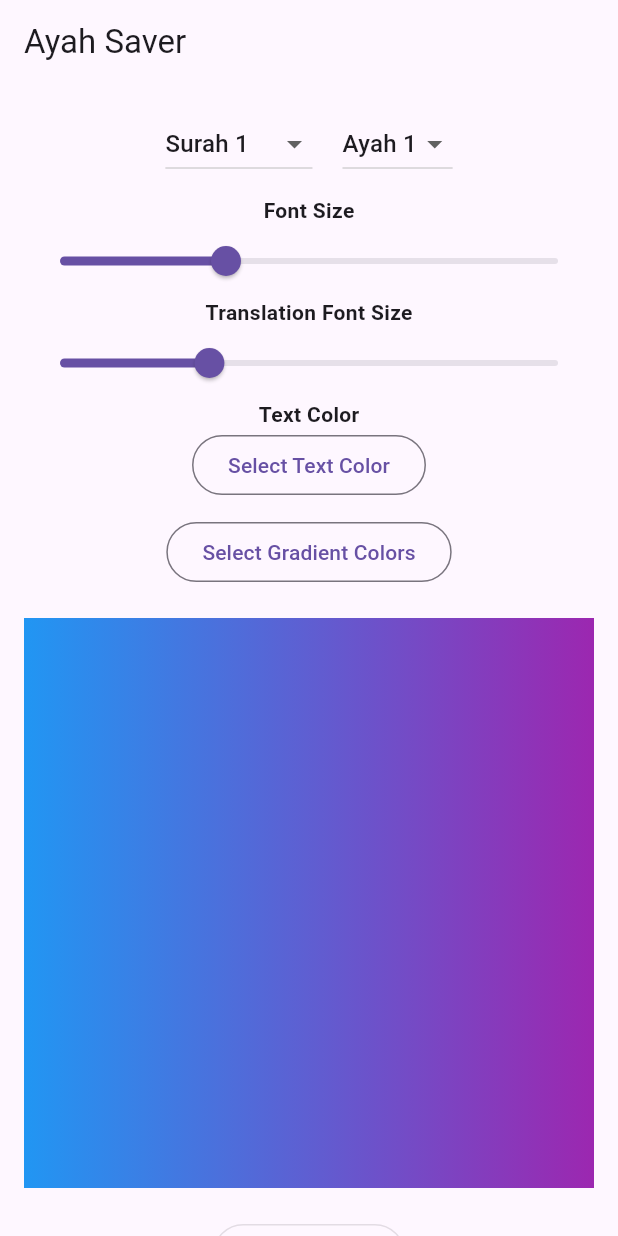
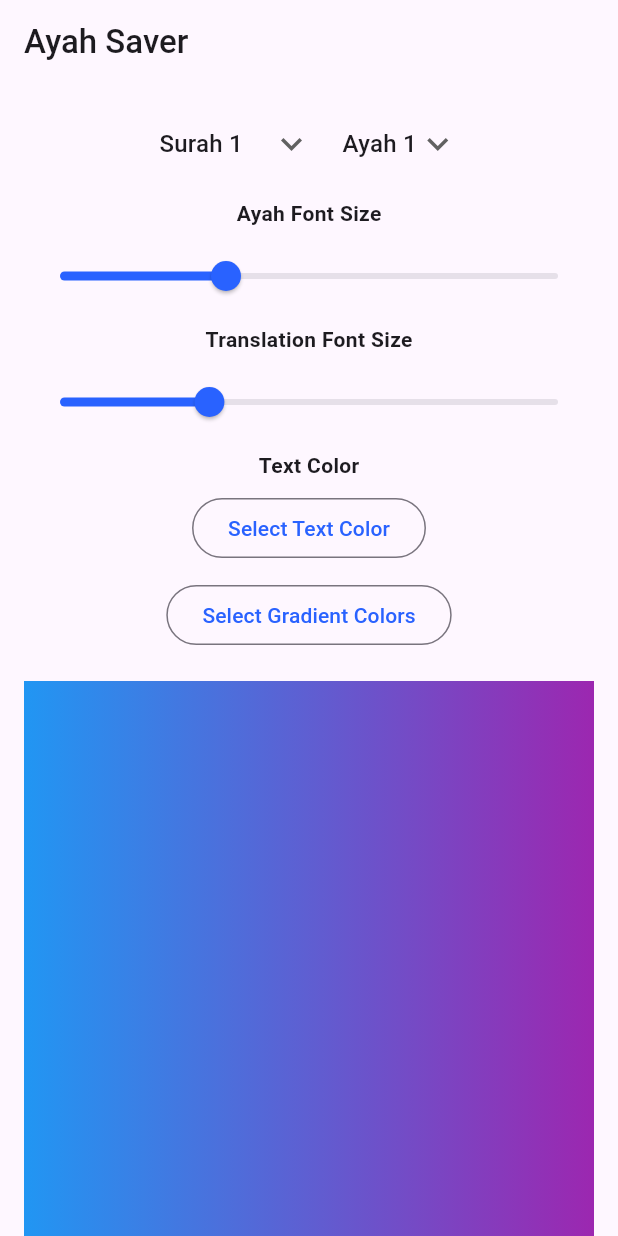
Before and after one commit to muzzammil763/Ayah_Share_Mobile_App, a Flutter app: the screen it shows after launch, on a phone screen of 412 x 824 dp. Run offline on Flutter 3.47's test engine with Material 3 defaults, Android fonts, the phone set to English and light mode, and no system bars; drawn by our look-alikes of screenshot; our stand-ins replace flutter_colorpicker; network calls fail.

Commit message:
some design enhancements

```diff
--- a/lib/main.dart
+++ b/lib/main.dart
@@ -85,7 +85,15 @@ class AyahSaverScreenState extends State<AyahSaverScreen> {
   @override
   Widget build(BuildContext context) {
     return Scaffold(
-      appBar: AppBar(title: const Text('Ayah Saver')),
+      appBar: AppBar(
+        surfaceTintColor: Colors.blueAccent,
+        title: const Text(
+          'Ayah Saver',
+          style: TextStyle(
+            fontWeight: FontWeight.w500,
+          ),
+        ),
+      ),
       body: SingleChildScrollView(
         padding: const EdgeInsets.all(16.0),
         child: Column(
@@ -94,7 +102,13 @@ class AyahSaverScreenState extends State<AyahSaverScreen> {
             Row(
               mainAxisAlignment: MainAxisAlignment.center,
               children: [
-                DropdownButton<int>(
+                Center(
+                  child: DropdownButton<int>(
+                    icon: const Icon(
+                      Icons.keyboard_arrow_down_sharp,
+                      size: 28,
+                    ),
+                    underline: const SizedBox(),
                     value: surah,
                     items: List.generate(
                       114,
@@ -112,8 +126,15 @@ class AyahSaverScreenState extends State<AyahSaverScreen> {
                       });
                     },
                   ),
+                ),
                 const SizedBox(width: 20),
-                DropdownButton<int>(
+                Center(
+                  child: DropdownButton<int>(
+                    icon: const Icon(
+                      Icons.keyboard_arrow_down_sharp,
+                      size: 28,
+                    ),
+                    underline: const SizedBox(),
                     value: ayah,
                     items: List.generate(
                       totalAyahs,
@@ -129,18 +150,21 @@ class AyahSaverScreenState extends State<AyahSaverScreen> {
                       });
                     },
                   ),
+                ),
               ],
             ),
 
             // Font Size and Color options
-            const SizedBox(height: 10),
+            const SizedBox(height: 12),
             const Text(
-              'Font Size',
+              'Ayah Font Size',
               style: TextStyle(
                 fontWeight: FontWeight.bold,
               ),
             ),
+            const SizedBox(height: 8),
             Slider(
+              activeColor: Colors.blueAccent.shade700,
               value: fontSize,
               min: 10,
               max: 40,
@@ -150,9 +174,16 @@ class AyahSaverScreenState extends State<AyahSaverScreen> {
                 });
               },
             ),
-            const Text('Translation Font Size',
-                style: TextStyle(fontWeight: FontWeight.bold)),
+            const SizedBox(height: 8),
+            const Text(
+              'Translation Font Size',
+              style: TextStyle(
+                fontWeight: FontWeight.bold,
+              ),
+            ),
+            const SizedBox(height: 8),
             Slider(
+              activeColor: Colors.blueAccent.shade700,
               value: translationFontSize,
               min: 10,
               max: 30,
@@ -162,8 +193,14 @@ class AyahSaverScreenState extends State<AyahSaverScreen> {
                 });
               },
             ),
-            const Text('Text Color',
-                style: TextStyle(fontWeight: FontWeight.bold)),
+            const SizedBox(height: 8),
+            const Text(
+              'Text Color',
+              style: TextStyle(
+                fontWeight: FontWeight.bold,
+              ),
+            ),
+            const SizedBox(height: 8),
             OutlinedButton(
               onPressed: () {
                 showDialog(
@@ -174,17 +211,23 @@ class AyahSaverScreenState extends State<AyahSaverScreen> {
                       child: ColorPicker(
                         pickerColor: textColor,
                         onColorChanged: (color) {
-                          setState(() {
+                          setState(
+                            () {
                               textColor = color;
-                          });
+                            },
+                          );
                         },
                       ),
                     ),
                   ),
                 );
               },
-              child: const Text(
+              child: Text(
                 'Select Text Color',
+                style: TextStyle(
+                  fontWeight: FontWeight.w500,
+                  color: Colors.blueAccent.shade700,
+                ),
               ),
             ),
             const SizedBox(height: 10),
@@ -203,7 +246,13 @@ class AyahSaverScreenState extends State<AyahSaverScreen> {
                   ),
                 );
               },
-              child: const Text('Select Gradient Colors'),
+              child: Text(
+                'Select Gradient Colors',
+                style: TextStyle(
+                  fontWeight: FontWeight.w500,
+                  color: Colors.blueAccent.shade700,
+                ),
+              ),
             ),
 
             const SizedBox(height: 20),
```
Lines whose indentation alone changed are shown as unchanged.
